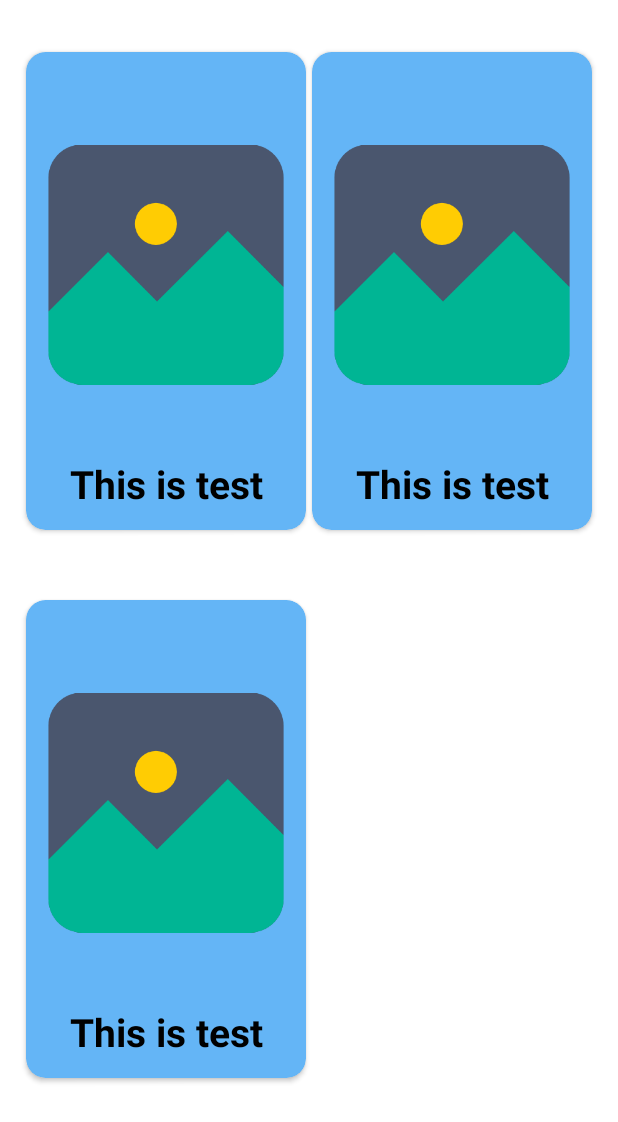
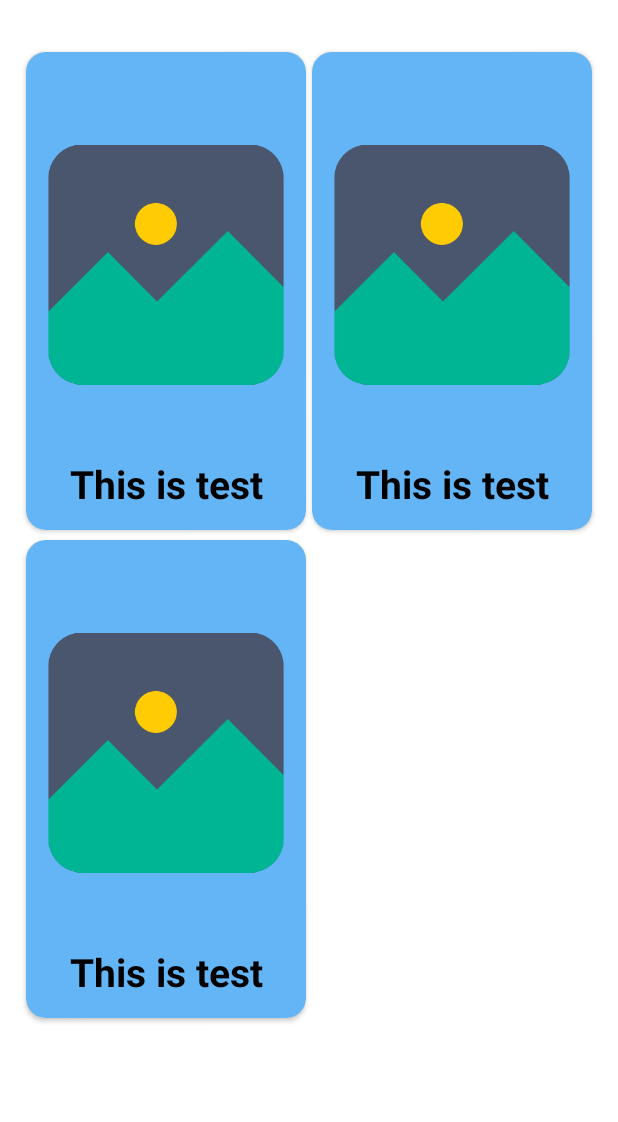
Before and after one commit to Atiahali/Azkary, an Android app: the layout fragment_day_azkar.xml on its own in the app's theme, with its tools: preview values and no code run, on a phone screen of 412 x 824 dp. Shown: the top 1122 px of the screen. Run offline under Robolectric (Android 15) with nearby library versions, the phone set to English and light mode, and no system bars.

Commit message:
some small changes

```diff
--- a/app/src/main/res/layout/item_category.xml
+++ b/app/src/main/res/layout/item_category.xml
@@ -17,7 +17,6 @@
     <androidx.cardview.widget.CardView
         android:layout_width="match_parent"
         android:layout_height="wrap_content"
-        android:layout_marginBottom="40dp"
         android:onClick="@{clickListener}"
         app:cardBackgroundColor="?attr/colorSecondary"
         app:cardCornerRadius="@dimen/_10sdp"
```
Also changed, not shown: app/src/main/assets/database/zikr.db, app/src/main/res/values-w720dp/integers.xml (renamed from app/src/main/res/values-land/integers.xml).
